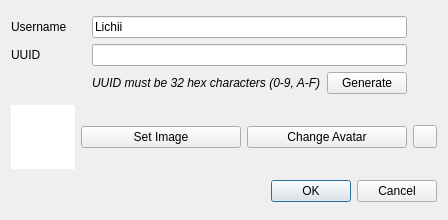
Above: src/yuzu/configuration/system/new_user_dialog.ui from Eglantine-Community/Eglantine before the change. Below: the same form after it.
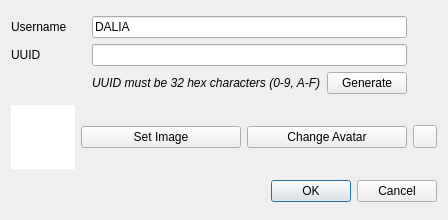
That is the form after the change.

Commit message: dalia: brand consistency, CLI icon, and memory layout detection

```diff
--- a/src/yuzu/configuration/system/new_user_dialog.ui
+++ b/src/yuzu/configuration/system/new_user_dialog.ui
@@ -57,7 +57,7 @@
      <item row="0" column="1" colspan="2">
       <widget class="QLineEdit" name="username">
        <property name="text">
-        <string>Lichii</string>
+        <string>DALIA</string>
        </property>
       </widget>
      </item>
```
The commit also changes 50 other files.
